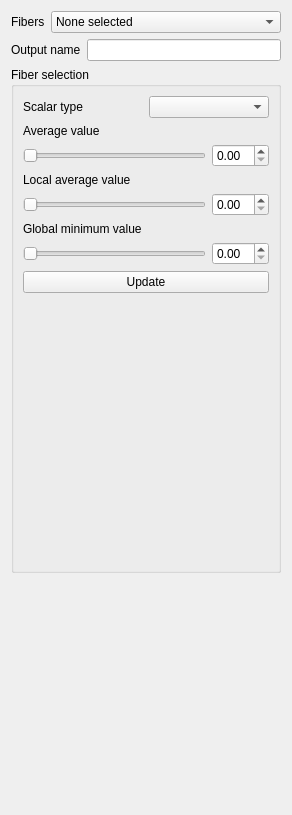
This is branches/smeesters/plugins/testing/smeesters/ScoringTools/ScoringTools.ui in BackupTheBerlios/viste-tool-svn as Qt 5 draws it before an edit. The edited form follows.
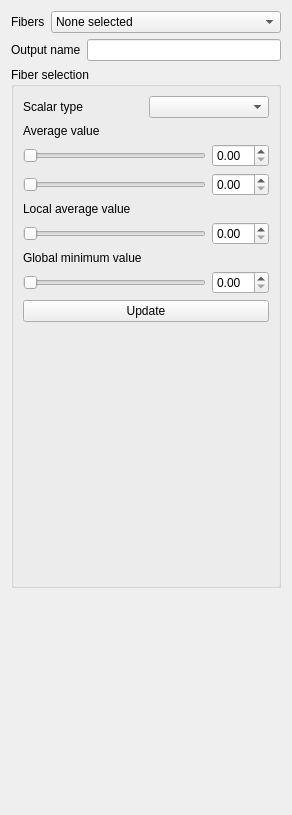
This is the edited form.

Commit message: scoring tools improved

The edit to the form file:
```diff
--- a/branches/smeesters/plugins/testing/smeesters/ScoringTools/ScoringTools.ui
+++ b/branches/smeesters/plugins/testing/smeesters/ScoringTools/ScoringTools.ui
@@ -95,6 +95,20 @@
         </item>
        </layout>
       </item>
+      <item>
+       <layout class="QHBoxLayout" name="horizontalLayout_5">
+        <item>
+         <widget class="QSlider" name="averageValueMaxSlider">
+          <property name="orientation">
+           <enum>Qt::Horizontal</enum>
+          </property>
+         </widget>
+        </item>
+        <item>
+         <widget class="QDoubleSpinBox" name="averageValueMaxSpinBox"/>
+        </item>
+       </layout>
+      </item>
       <item>
        <widget class="QLabel" name="label_5">
         <property name="text">
```
Left out of the diff: 7 changed lines with no effect on the pictures. The commit also changes 4 other files.
